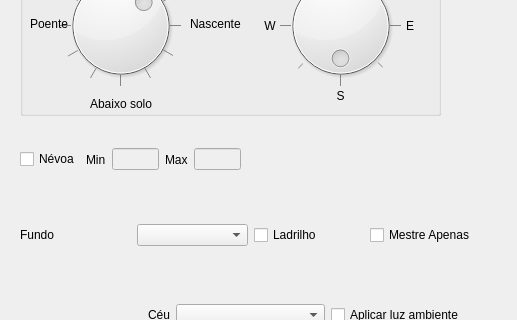
Before: the Qt Designer form ifg/qt/ui/cenario.ui in matferib/tabuleiro-virtual, drawn with Qt 5; both pictures show x 0 to 517 and y 205 to 525 of the 517 by 704 pixel window.
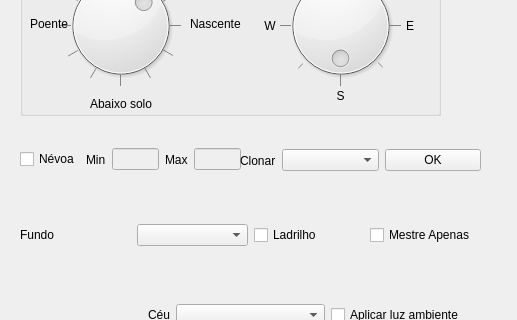
After: the same form once the commit is applied.

Commit message: ordem de tab entidade

Patch:
```diff
--- a/ifg/qt/ui/cenario.ui
+++ b/ifg/qt/ui/cenario.ui
@@ -641,6 +641,41 @@
     </item>
    </layout>
   </widget>
+  <widget class="QWidget" name="horizontalLayoutWidget_6">
+   <property name="geometry">
+    <rect>
+     <x>240</x>
+     <y>330</y>
+     <width>241</width>
+     <height>71</height>
+    </rect>
+   </property>
+   <layout class="QHBoxLayout" name="horizontalLayout_6">
+    <item>
+     <widget class="QLabel" name="label_17">
+      <property name="sizePolicy">
+       <sizepolicy hsizetype="Fixed" vsizetype="Preferred">
+        <horstretch>0</horstretch>
+        <verstretch>0</verstretch>
+       </sizepolicy>
+      </property>
+      <property name="text">
+       <string>Clonar</string>
+      </property>
+     </widget>
+    </item>
+    <item>
+     <widget class="QComboBox" name="combo_id_cenario"/>
+    </item>
+    <item>
+     <widget class="QPushButton" name="botao_clonar">
+      <property name="text">
+       <string>OK</string>
+      </property>
+     </widget>
+    </item>
+   </layout>
+  </widget>
  </widget>
  <resources/>
  <connections>
```
The commit also changes 3 other files.
